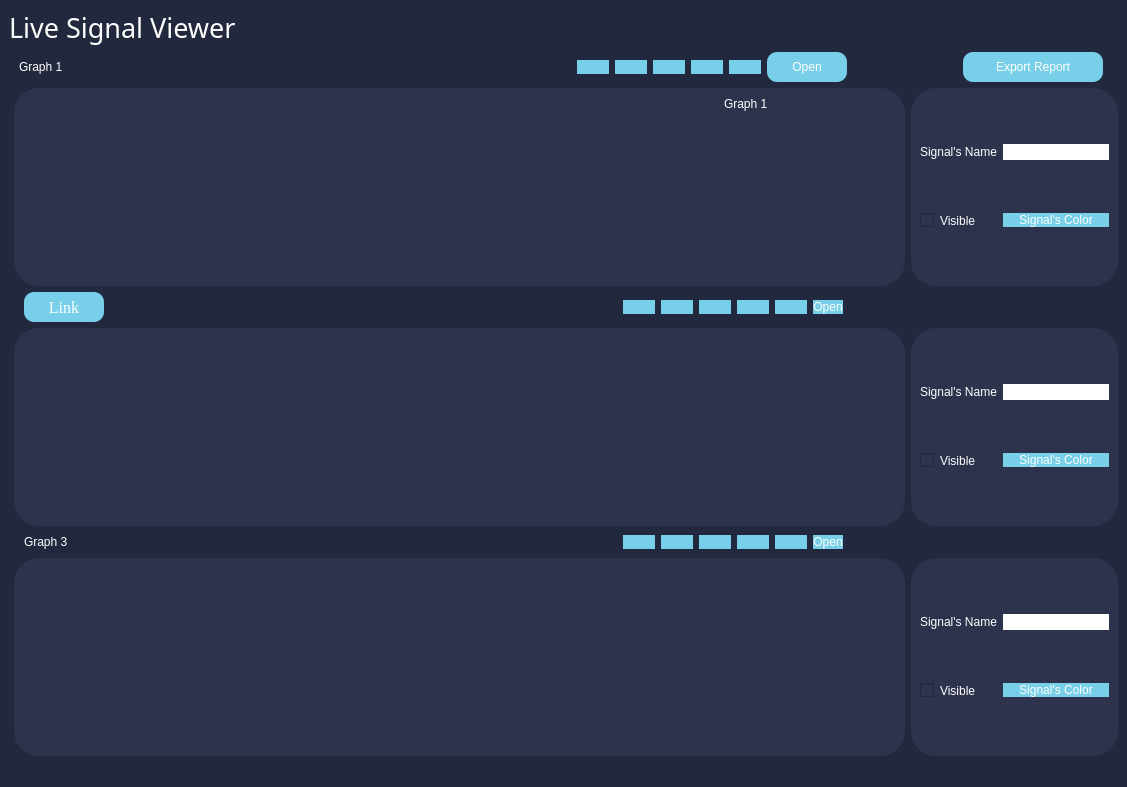
This is main.ui in hassnaa11/Signal-Viewer as Qt 5 draws it before an edit. The edited form follows.
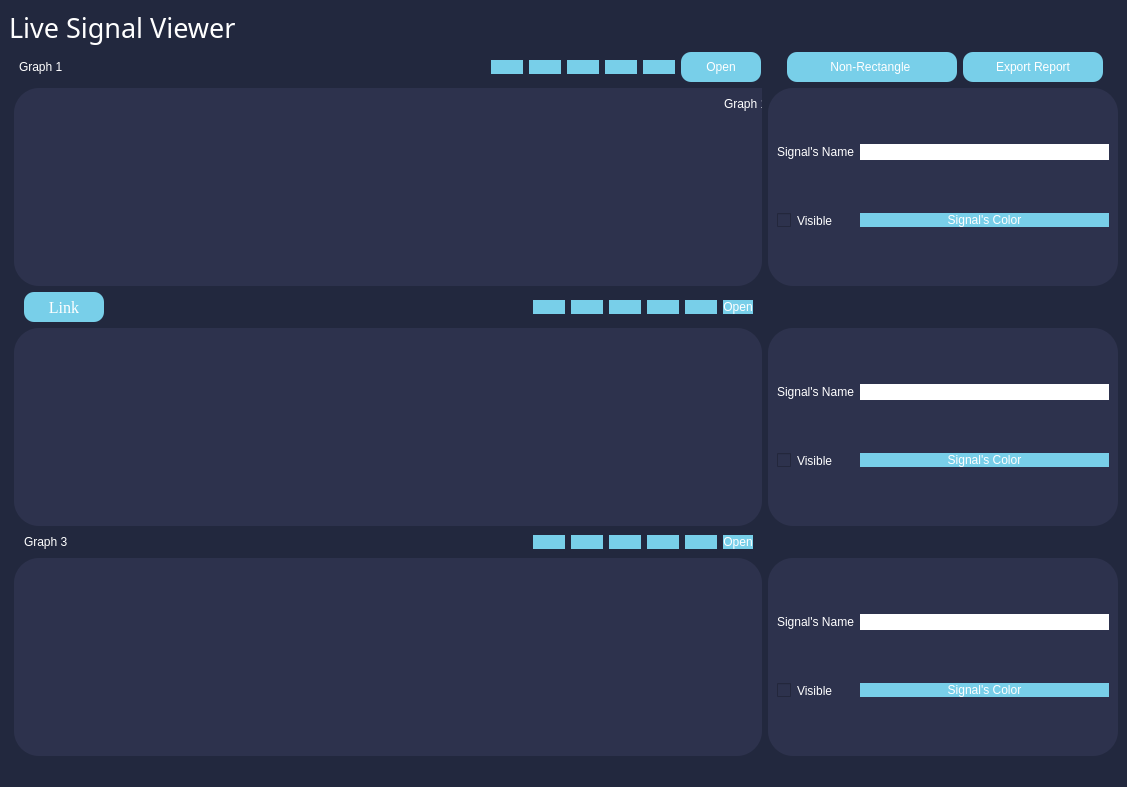
This is the edited form. Icons and pictures are not drawn.

Commit message: non rectangle

```diff
--- a/main.ui
+++ b/main.ui
@@ -149,6 +149,12 @@
           <verstretch>0</verstretch>
          </sizepolicy>
         </property>
+        <property name="minimumSize">
+         <size>
+          <width>350</width>
+          <height>0</height>
+         </size>
+        </property>
         <property name="styleSheet">
          <string notr="true">background-color: rgb(45, 50, 77);
 border-radius: 25px;
@@ -235,7 +241,7 @@
        <number>15</number>
       </property>
       <property name="rightMargin">
-       <number>275</number>
+       <number>365</number>
       </property>
       <item>
        <widget class="QPushButton" name="link_button">
@@ -535,6 +541,12 @@
           <verstretch>0</verstretch>
          </sizepolicy>
         </property>
+        <property name="minimumSize">
+         <size>
+          <width>350</width>
+          <height>0</height>
+         </size>
+        </property>
         <property name="styleSheet">
          <string notr="true">background-color: rgb(45, 50, 77);
 border-radius: 25px;
@@ -621,7 +633,7 @@
        <number>15</number>
       </property>
       <property name="rightMargin">
-       <number>275</number>
+       <number>365</number>
       </property>
       <item>
        <widget class="QLabel" name="graph_Label_3">
@@ -896,6 +908,12 @@
           <verstretch>0</verstretch>
          </sizepolicy>
         </property>
+        <property name="minimumSize">
+         <size>
+          <width>350</width>
+          <height>0</height>
+         </size>
+        </property>
         <property name="styleSheet">
          <string notr="true">background-color: rgb(45, 50, 77);
 border-radius: 25px;
@@ -1214,12 +1232,40 @@
         </property>
         <property name="sizeHint" stdset="0">
          <size>
-          <width>110</width>
+          <width>20</width>
           <height>20</height>
          </size>
         </property>
        </spacer>
       </item>
+      <item>
+       <widget class="QPushButton" name="nonrectangle_graph_button">
+        <property name="minimumSize">
+         <size>
+          <width>170</width>
+          <height>30</height>
+         </size>
+        </property>
+        <property name="cursor">
+         <cursorShape>OpenHandCursor</cursorShape>
+        </property>
+        <property name="layoutDirection">
+         <enum>Qt::LeftToRight</enum>
+        </property>
+        <property name="styleSheet">
+         <string notr="true">font: italic 10pt &quot;Georgia&quot;;
+font: 12pt &quot;Georgia&quot;;
+
+color: rgb(255, 255, 255);
+background-color: rgb(120, 207, 233);
+buttoon-shadow: 2px 2px 5px rgb(0, 0, 0);
+border-radius: 10px;</string>
+        </property>
+        <property name="text">
+         <string>Non-Rectangle </string>
+        </property>
+       </widget>
+      </item>
       <item>
        <widget class="QPushButton" name="export_button">
         <property name="minimumSize">
@@ -1250,6 +1296,11 @@
     <item row="0" column="0">
      <layout class="QVBoxLayout" name="verticalLayout">
       <item>
+       <layout class="QHBoxLayout" name="horizontalLayout_8">
+        <property name="rightMargin">
+         <number>15</number>
+        </property>
+        <item>
        <widget class="QLabel" name="signalViewerLabel">
         <property name="sizePolicy">
          <sizepolicy hsizetype="Preferred" vsizetype="Fixed">
@@ -1283,6 +1334,21 @@
          <number>10</number>
         </property>
        </widget>
+        </item>
+        <item>
+         <spacer name="horizontalSpacer_header">
+          <property name="orientation">
+           <enum>Qt::Horizontal</enum>
+          </property>
+          <property name="sizeHint" stdset="0">
+           <size>
+            <width>40</width>
+            <height>20</height>
+           </size>
+          </property>
+         </spacer>
+        </item>
+       </layout>
       </item>
      </layout>
     </item>
```
Lines whose indentation alone changed are shown as unchanged. The commit also changes 12 other files.
